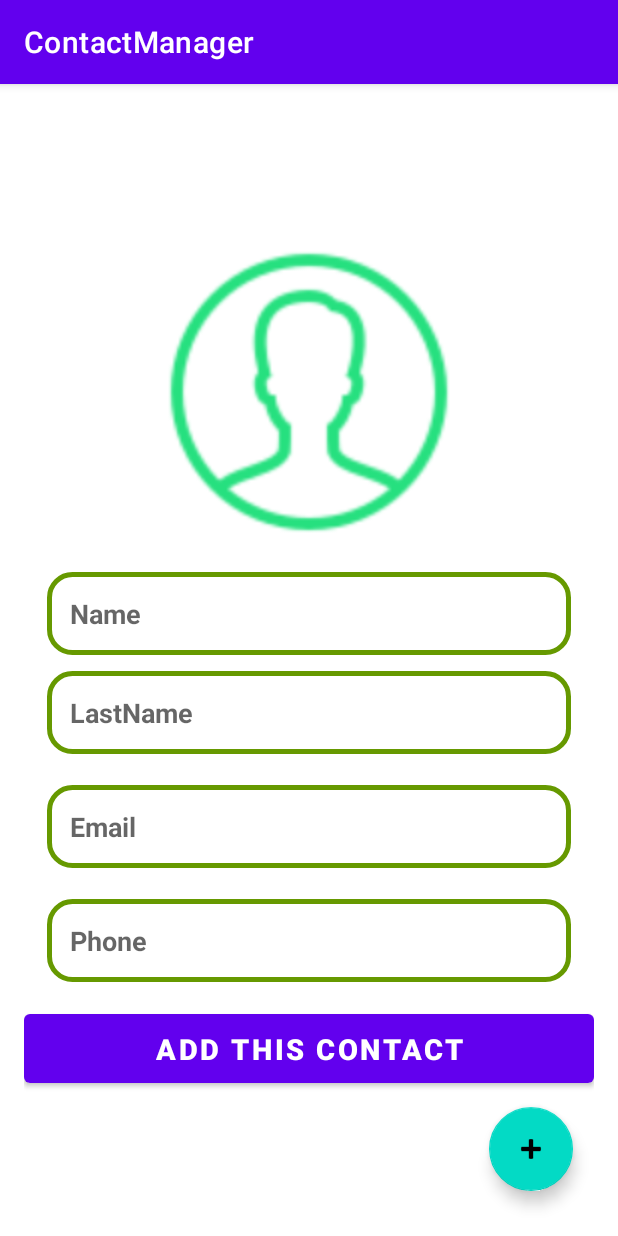
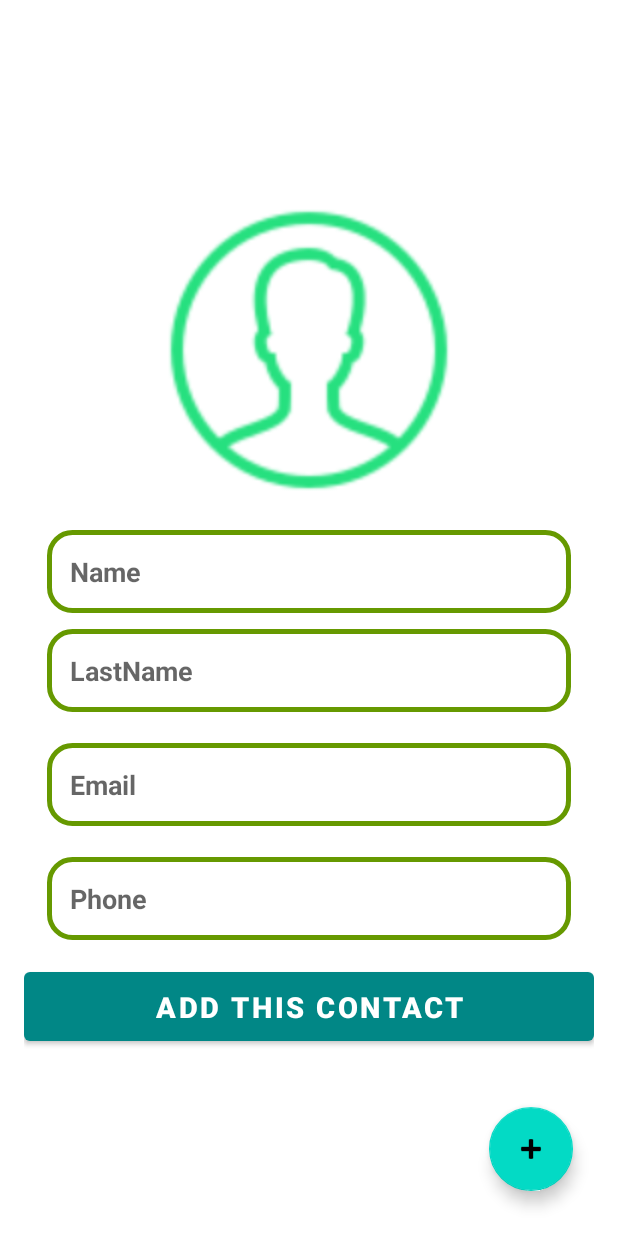
Before and after one commit to Serg8787/ContactManager, an Android app: the screen it shows after launch (MainActivity), after a tap on "add_item", on a phone screen of 412 x 824 dp. Run offline under Robolectric (Android 15) with nearby library versions, the phone set to English and light mode, and no system bars.

Commit message:
good work without photo

```diff
--- a/app/src/main/java/com/example/contactmanager/FragmentAddContact.kt
+++ b/app/src/main/java/com/example/contactmanager/FragmentAddContact.kt
@@ -2,7 +2,6 @@ package com.example.contactmanager
 
 import android.content.Intent
 import android.graphics.Bitmap
-import android.graphics.BitmapFactory
 import android.os.Bundle
 import android.provider.MediaStore
 import android.view.LayoutInflater
@@ -20,11 +19,9 @@ import kotlinx.android.synthetic.main.fragment_add_contact.*
  * create an instance of this fragment.
  */
 class FragmentAddContact : Fragment() {
-lateinit var list:ArrayList<Contact>
-    val GALLERY_REQUEST = 1
+    lateinit var list: ArrayList<Contact>
     val PICK_IMAGE = 100
-    val PICK_IMAGE2 = 101
-    lateinit var bitmap:Bitmap
+    lateinit var bitmap: Bitmap
 
 
 
@@ -47,44 +44,41 @@ lateinit var list:ArrayList<Contact>
             val photoPickerIntent = Intent(Intent.ACTION_PICK)
             photoPickerIntent.type = "image/*"
             startActivityForResult(photoPickerIntent, PICK_IMAGE)
-
-            Toast.makeText(context,"Зашли в галерию",Toast.LENGTH_LONG).show()
+            Toast.makeText(context, "Зашли в галерию", Toast.LENGTH_LONG).show()
         }
 
 
         btAddContactAdd.setOnClickListener {
-
-            val bitmap:Bitmap = BitmapFactory.decodeResource(resources,R.drawable.icons8_two_points_48dp_green)
+//             Фото для теста. Все равное не передается
+//            bitmap = BitmapFactory.decodeResource(resources,R.drawable.mini1)
             val name = etNameAdd.text.toString()
             val lastName = etLastNameAdd.text.toString()
             val email = etEmailAdd.text.toString()
             val phone = etPhoneAdd.text.toString()
 
-            list.add(Contact(avatar = null, name = name,lastName,email,phone))
-            val intent = Intent(context,MainActivity::class.java)
-            intent.putExtra("list",list)
+            list.add(Contact(avatar = null, name = name, lastName, email, phone))
+            val intent = Intent(context, MainActivity::class.java)
+            intent.putExtra("listAdd", list)
             startActivity(intent)
 
         }
     }
 
     companion object {
-
         @JvmStatic
         fun newInstance(contactList: ArrayList<Contact>) =
             FragmentAddContact().apply {
                 list = contactList
-
             }
     }
+
     override fun onActivityResult(requestCode: Int, resultCode: Int, data: Intent?) {
         super.onActivityResult(requestCode, resultCode, data)
-        if(requestCode== PICK_IMAGE && resultCode== AppCompatActivity.RESULT_OK){
+        if (requestCode == PICK_IMAGE && resultCode == AppCompatActivity.RESULT_OK) {
             val imageUri = data?.data
-            bitmap = MediaStore.Images.Media.getBitmap(context?.contentResolver,imageUri)
+            bitmap = MediaStore.Images.Media.getBitmap(context?.contentResolver, imageUri)
             ivAvatarAdd.setImageBitmap(bitmap)
-
         }
     }
 
-    }
+}
--- a/app/src/main/java/com/example/contactmanager/FragmentAllView.kt
+++ b/app/src/main/java/com/example/contactmanager/FragmentAllView.kt
@@ -44,7 +44,6 @@ class FragmentAllView : Fragment() {
         tvLastNameAllView.text = lastName
         tvEmailAllView.text = email
         tvPhoneAlliew.text = phone
-        ivAvatarAllView.setImageBitmap(avatar)
         btContactAllView.setOnClickListener {
             val inent = Intent(context,MainActivity::class.java)
             inent.putExtra("listAllView", list)
@@ -54,14 +53,13 @@ class FragmentAllView : Fragment() {
 
     companion object {
         @JvmStatic
-        fun newInstance(contact: Contact, contactList: ArrayList<Contact>) =
+        fun newInstance(contactList: ArrayList<Contact>, contact: Contact) =
             FragmentAllView().apply {
                 name = contact.name.toString()
                 lastName = contact.lastName.toString()
                 email = contact.email.toString()
                 phone = contact.phone.toString()
                 list = contactList
-                avatar = contact.avatar as Bitmap
             }
     }
 }
--- a/app/src/main/java/com/example/contactmanager/MainActivity.kt
+++ b/app/src/main/java/com/example/contactmanager/MainActivity.kt
@@ -1,6 +1,5 @@
 package com.example.contactmanager
 
-import android.graphics.BitmapFactory
 import android.os.Bundle
 import androidx.appcompat.app.AppCompatActivity
 import androidx.recyclerview.widget.LinearLayoutManager
@@ -19,8 +18,8 @@ class MainActivity : AppCompatActivity(), ContactCallBack {
 
 
         val arguments = intent.extras
-        if(arguments?.get("list")!=null ){
-         contactList = arguments.get("list") as ArrayList<Contact>
+        if(arguments?.get("listAdd")!=null ){
+         contactList = arguments.get("listAdd") as ArrayList<Contact>
         } else if(arguments?.get("listEdit")!= null) {
             contactList = arguments?.get("listEdit") as ArrayList<Contact>
         } else if(arguments?.get("listAllView")!= null) {
@@ -48,7 +47,7 @@ class MainActivity : AppCompatActivity(), ContactCallBack {
     override fun contactAllView(index: Int) {
         val contact = contactList[index]
         supportFragmentManager.beginTransaction()
-            .add(R.id.frameAllView, FragmentAllView.newInstance(contact,contactList)).addToBackStack(null).commit()
+            .add(R.id.frameAllView, FragmentAllView.newInstance(contactList,contact)).addToBackStack(null).commit()
     }
 
 }
--- a/app/src/main/res/values/themes.xml
+++ b/app/src/main/res/values/themes.xml
@@ -1,9 +1,9 @@
 <resources xmlns:tools="http://schemas.android.com/tools">
     <!-- Base application theme. -->
-    <style name="Theme.ContactManager" parent="Theme.MaterialComponents.DayNight.DarkActionBar">
+    <style name="Theme.ContactManager" parent="Theme.MaterialComponents.DayNight.NoActionBar">
         <!-- Primary brand color. -->
-        <item name="colorPrimary">@color/purple_500</item>
-        <item name="colorPrimaryVariant">@color/purple_700</item>
+        <item name="colorPrimary">@color/teal_700</item>
+        <item name="colorPrimaryVariant">@color/teal_200</item>
         <item name="colorOnPrimary">@color/white</item>
         <!-- Secondary brand color. -->
         <item name="colorSecondary">@color/teal_200</item>
```
